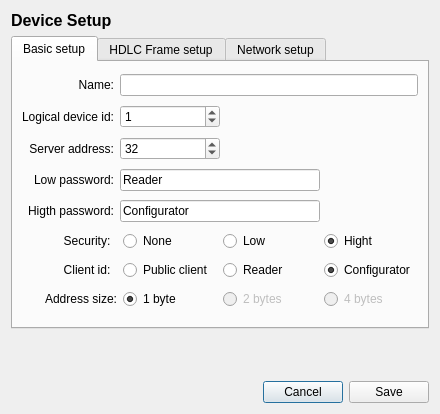
The window that ui/devicesetupdialog.ui (zZuuL/dlms-tester) describes before a commit, drawn with Qt 5.
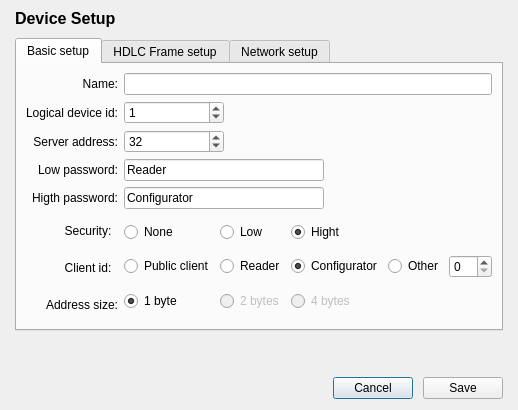
The same window after the commit.

Commit message: modify - device setup dialog

What changed in the file:
```diff
--- a/ui/devicesetupdialog.ui
+++ b/ui/devicesetupdialog.ui
@@ -6,14 +6,26 @@
    <rect>
     <x>0</x>
     <y>0</y>
-    <width>424</width>
-    <height>414</height>
+    <width>518</width>
+    <height>410</height>
    </rect>
   </property>
   <property name="windowTitle">
    <string>Device Setup</string>
   </property>
   <layout class="QVBoxLayout" name="verticalLayout_2">
+   <property name="spacing">
+    <number>10</number>
+   </property>
+   <property name="leftMargin">
+    <number>15</number>
+   </property>
+   <property name="topMargin">
+    <number>9</number>
+   </property>
+   <property name="rightMargin">
+    <number>15</number>
+   </property>
    <item>
     <widget class="QLabel" name="label_14">
      <property name="font">
@@ -37,7 +49,7 @@
       <attribute name="title">
        <string>Basic setup</string>
       </attribute>
-      <layout class="QGridLayout" name="gridLayout_3">
+      <layout class="QGridLayout" name="gridLayout_4">
        <item row="0" column="0">
         <widget class="QLabel" name="label_5">
          <property name="text">
@@ -143,19 +155,19 @@
          </property>
         </widget>
        </item>
-       <item row="5" column="0" colspan="2">
-        <layout class="QHBoxLayout" name="horizontalLayout_4">
-         <item>
-          <widget class="QLabel" name="label_15">
-           <property name="text">
-            <string>Security:  </string>
-           </property>
-           <property name="alignment">
-            <set>Qt::AlignRight|Qt::AlignTrailing|Qt::AlignVCenter</set>
-           </property>
-          </widget>
-         </item>
-         <item>
+       <item row="5" column="0">
+        <widget class="QLabel" name="label_15">
+         <property name="text">
+          <string>Security:  </string>
+         </property>
+         <property name="alignment">
+          <set>Qt::AlignRight|Qt::AlignTrailing|Qt::AlignVCenter</set>
+         </property>
+        </widget>
+       </item>
+       <item row="5" column="1" rowspan="3">
+        <layout class="QGridLayout" name="gridLayout_3">
+         <item row="0" column="0">
           <widget class="QRadioButton" name="radioButton_7">
            <property name="text">
             <string>None</string>
@@ -165,7 +177,7 @@
            </property>
           </widget>
          </item>
-         <item>
+         <item row="0" column="1">
           <widget class="QRadioButton" name="radioButton_8">
            <property name="text">
             <string>Low</string>
@@ -175,7 +187,7 @@
            </property>
           </widget>
          </item>
-         <item>
+         <item row="0" column="2">
           <widget class="QRadioButton" name="radioButton_9">
            <property name="text">
             <string>Hight</string>
@@ -188,21 +200,7 @@
            </property>
           </widget>
          </item>
-        </layout>
-       </item>
-       <item row="6" column="0" colspan="2">
-        <layout class="QHBoxLayout" name="horizontalLayout_2">
-         <item>
-          <widget class="QLabel" name="label_9">
-           <property name="text">
-            <string>Client id:  </string>
-           </property>
-           <property name="alignment">
-            <set>Qt::AlignRight|Qt::AlignTrailing|Qt::AlignVCenter</set>
-           </property>
-          </widget>
-         </item>
-         <item>
+         <item row="1" column="0">
           <widget class="QRadioButton" name="radioButton_4">
            <property name="text">
             <string>Public client</string>
@@ -212,7 +210,7 @@
            </property>
           </widget>
          </item>
-         <item>
+         <item row="1" column="1">
           <widget class="QRadioButton" name="radioButton_5">
            <property name="text">
             <string>Reader</string>
@@ -222,7 +220,7 @@
            </property>
           </widget>
          </item>
-         <item>
+         <item row="1" column="2">
           <widget class="QRadioButton" name="radioButton_6">
            <property name="text">
             <string>Configurator</string>
@@ -235,21 +233,17 @@
            </property>
           </widget>
          </item>
-        </layout>
-       </item>
-       <item row="7" column="0" colspan="2">
-        <layout class="QHBoxLayout" name="horizontalLayout_3">
-         <item>
-          <widget class="QLabel" name="label_8">
+         <item row="1" column="3">
+          <widget class="QRadioButton" name="radioButton_10">
            <property name="text">
-            <string>Address size:</string>
-           </property>
-           <property name="alignment">
-            <set>Qt::AlignRight|Qt::AlignTrailing|Qt::AlignVCenter</set>
+            <string>Other</string>
            </property>
           </widget>
          </item>
-         <item>
+         <item row="1" column="4">
+          <widget class="QSpinBox" name="spinBox_9"/>
+         </item>
+         <item row="2" column="0">
           <widget class="QRadioButton" name="radioButton">
            <property name="text">
             <string>1 byte</string>
@@ -262,7 +256,7 @@
            </property>
           </widget>
          </item>
-         <item>
+         <item row="2" column="1">
           <widget class="QRadioButton" name="radioButton_2">
            <property name="enabled">
             <bool>false</bool>
@@ -275,7 +269,7 @@
            </property>
           </widget>
          </item>
-         <item>
+         <item row="2" column="2">
           <widget class="QRadioButton" name="radioButton_3">
            <property name="enabled">
             <bool>false</bool>
@@ -290,6 +284,26 @@
          </item>
         </layout>
        </item>
+       <item row="6" column="0">
+        <widget class="QLabel" name="label_9">
+         <property name="text">
+          <string>Client id:  </string>
+         </property>
+         <property name="alignment">
+          <set>Qt::AlignRight|Qt::AlignTrailing|Qt::AlignVCenter</set>
+         </property>
+        </widget>
+       </item>
+       <item row="7" column="0">
+        <widget class="QLabel" name="label_8">
+         <property name="text">
+          <string>Address size:</string>
+         </property>
+         <property name="alignment">
+          <set>Qt::AlignRight|Qt::AlignTrailing|Qt::AlignVCenter</set>
+         </property>
+        </widget>
+       </item>
       </layout>
      </widget>
      <widget class="QWidget" name="tab_2">
@@ -641,7 +655,7 @@
      <property name="sizeHint" stdset="0">
       <size>
        <width>20</width>
-       <height>7</height>
+       <height>9</height>
       </size>
      </property>
     </spacer>
@@ -655,7 +669,7 @@
        </property>
        <property name="sizeHint" stdset="0">
         <size>
-         <width>248</width>
+         <width>318</width>
          <height>20</height>
         </size>
        </property>
```
